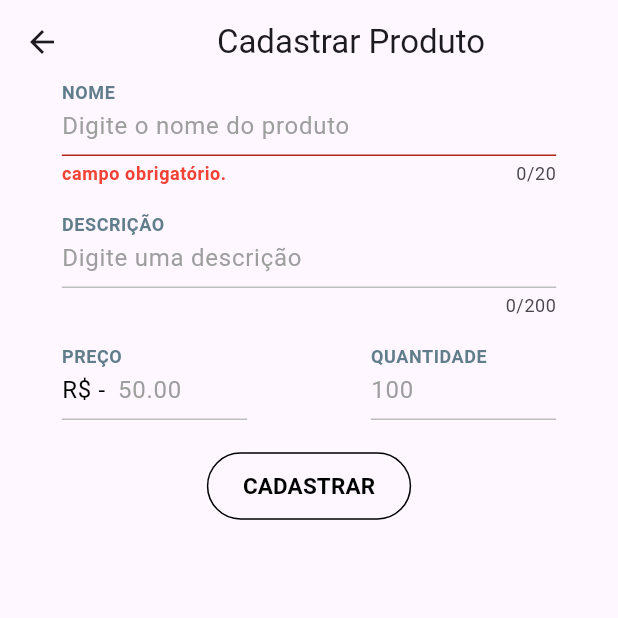
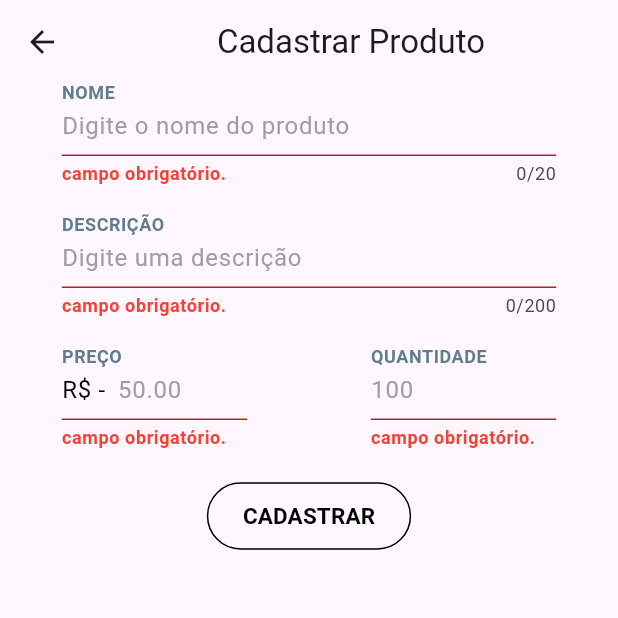
Before and after one commit to Gustavo-Vinicius-Santana/estudos-flutter, a Flutter app: the Registerproduct screen opened directly with empty values, after a tap on "CADASTRAR", on a phone screen of 412 x 824 dp, the top half of it. Run offline on Flutter 3.47's test engine with Material 3 defaults, Android fonts, the phone set to English and light mode, and no system bars; our stand-ins replace shared_preferences; accounts and stored records are empty.

Commit message:
[gerenciador_produtos - refactor] Melhorando as menssagens de erro

```diff
--- a/gerenciador_produtos/lib/screens/RegisterProduct.dart
+++ b/gerenciador_produtos/lib/screens/RegisterProduct.dart
@@ -74,31 +74,26 @@ class _RegisterproductState extends State<Registerproduct> {
   }
 
   void _registerProduct() {
-    if (_textController.text.isEmpty) {
+    final text = _textController.text;
+    final desc = _descController.text;
+    final price = _priceController.text;
+    final qtd = _qtdController.text;
+
+    if (text.isEmpty || desc.isEmpty || price.isEmpty || qtd.isEmpty) {
       setState(() {
-        messageErrorInputText = 'campo obrigatório.';
-      });
-    } else if (_descController.text.isEmpty) {
-      setState(() {
-        messageErrorInputDesc = 'campo obrigatório.';
-      });
-    } else if (_priceController.text.isEmpty) {
-      setState(() {
-        messageErrorInputPrice = 'campo obrigatório.';
-      });
-    } else if (_qtdController.text.isEmpty) {
-      setState(() {
-        messageErrorInputQtd = 'campo obrigatório.';
+        messageErrorInputText = text.isEmpty ? 'campo obrigatório.' : null;
+        messageErrorInputDesc = desc.isEmpty ? 'campo obrigatório.' : null;
+        messageErrorInputPrice = price.isEmpty ? 'campo obrigatório.' : null;
+        messageErrorInputQtd = qtd.isEmpty ? 'campo obrigatório.' : null;
       });
     } else {
       showTopSnackBar(context, "Produto cadastrado com sucesso!");
       widget.listAllProducts.add({
-        'nome': _textController.text,
-        'preco': double.parse(_priceController.text),
-        'quantidade': int.parse(_qtdController.text),
-        'descricao': _descController.text,
+        'nome': text,
+        'preco': double.parse(price),
+        'quantidade': int.parse(qtd),
+        'descricao': desc,
       });
-      print(widget.listAllProducts);
     }
   }
 
```
